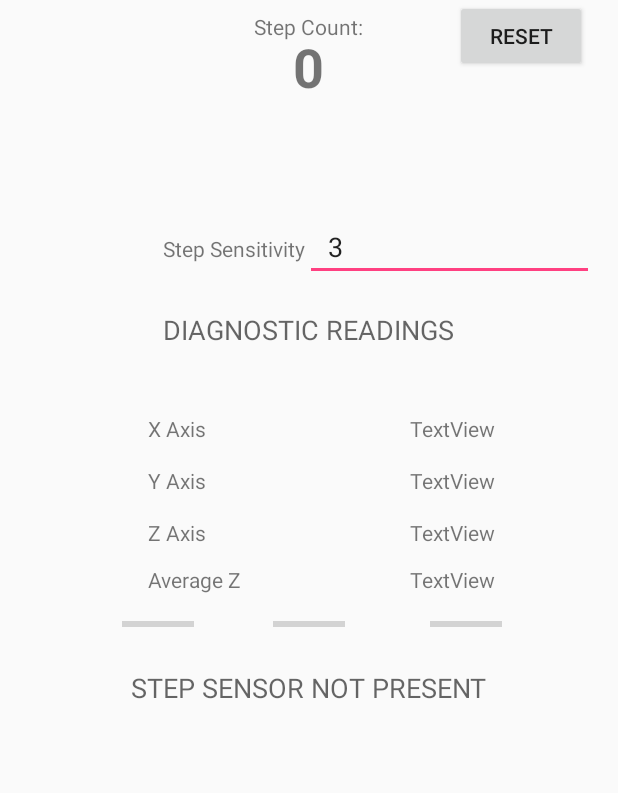
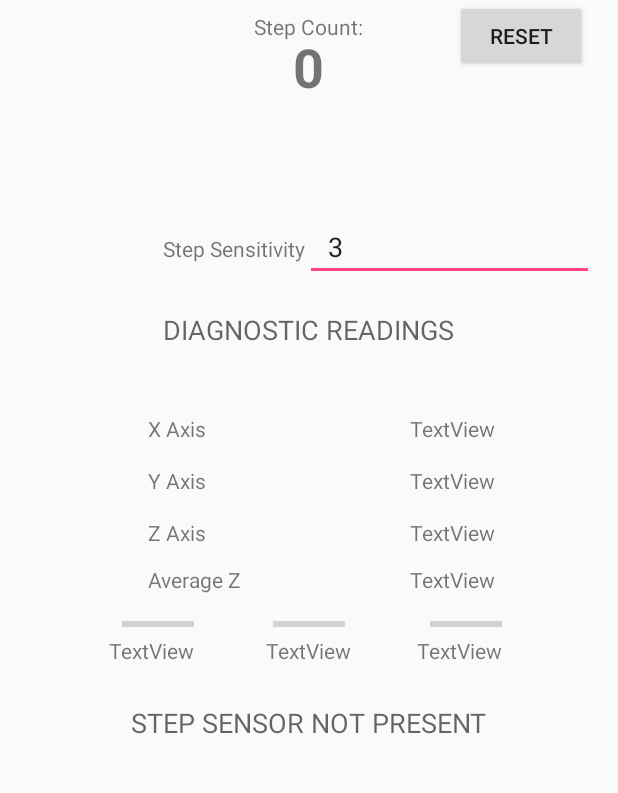
Before and after one commit to Drewm95/InStoreNavigation, an Android app: the screen it shows after launch (MainActivity), on a phone screen of 412 x 824 dp, the part 169-962 px from its top. Run offline under Robolectric (Android 15) with nearby library versions, the light colour scheme and no system bars.

Commit message:
Added magnetic field sensor with azemuth, pitch and roll text views

```diff
--- a/app/src/main/AndroidManifest.xml
+++ b/app/src/main/AndroidManifest.xml
@@ -15,6 +15,7 @@
                 <category android:name="android.intent.category.LAUNCHER" />
             </intent-filter>
         </activity>
+        <activity android:name=".NavScreen"></activity>
     </application>
 
 </manifest>
--- a/app/src/main/res/layout/activity_main.xml
+++ b/app/src/main/res/layout/activity_main.xml
@@ -221,10 +221,34 @@
         android:text="TextView"
         android:layout_width="wrap_content"
         android:layout_height="wrap_content"
-        android:layout_below="@+id/progressBar6"
+        android:layout_below="@+id/progressBar4"
+        android:layout_alignEnd="@+id/progressBar4"
+        android:id="@+id/mag1Text" />
+
+    <TextView
+        android:text="TextView"
+        android:layout_width="wrap_content"
+        android:layout_height="wrap_content"
+        android:layout_alignBottom="@+id/mag1Text"
         android:layout_centerHorizontal="true"
-        android:layout_marginTop="22dp"
+        android:id="@+id/mag2Text" />
+
+    <TextView
+        android:text="TextView"
+        android:layout_width="wrap_content"
+        android:layout_height="wrap_content"
+        android:layout_below="@+id/progressBar7"
+        android:layout_alignEnd="@+id/progressBar7"
+        android:id="@+id/mag3Text" />
+
+    <TextView
+        android:text="TextView"
+        android:layout_width="wrap_content"
+        android:layout_height="wrap_content"
+        android:layout_marginTop="26dp"
         android:id="@+id/stepCountTxt"
-        android:textAppearance="@style/TextAppearance.AppCompat.Medium" />
+        android:textAppearance="@style/TextAppearance.AppCompat.Medium"
+        android:layout_below="@+id/mag2Text"
+        android:layout_centerHorizontal="true" />
 
 </RelativeLayout>
```
Also changed, not shown: app/src/main/java/com/example/andrew/petometertesting/MainActivity.java (+38 -1 lines), app/src/main/java/com/example/andrew/petometertesting/NavScreen.java (added, +44 -0 lines), app/src/main/res/layout/activity_nav_screen.xml (added, +54 -0 lines).
